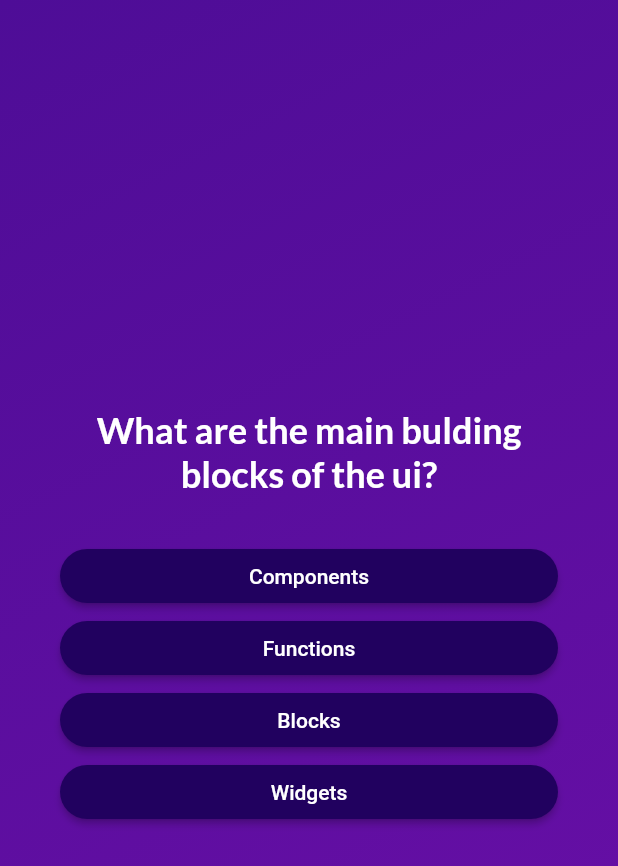
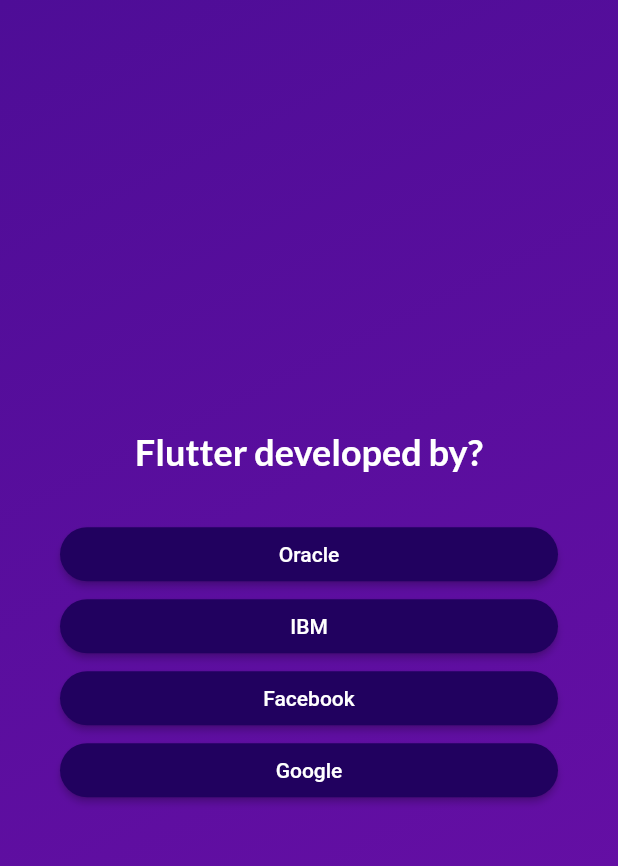
Before and after one commit to sandeepmaddheshiya/QuizApp-Flutter-, a Flutter app: the screen it shows after launch, after a tap on "Start Quiz", on a phone screen of 412 x 824 dp. Shown: the top 866 px of the screen. Run offline on Flutter 3.47's test engine with Material 2 defaults, Android fonts, the phone set to English and light mode, and no system bars; our stand-ins replace google_fonts.

Commit message:
first commit

```diff
--- a/lib/data/questions.dart
+++ b/lib/data/questions.dart
@@ -2,19 +2,133 @@ import 'package:quiz_app/models/quiz_question.dart';
 
 const questions = [
   QuizQuestion(
-    'What are the main bulding blocks of the ui?',
-    ['Widgets', 'Components', 'Blocks', 'Functions'],
+    'Flutter developed by?',
+    ['Google', 'Oracle', 'Facebook', 'IBM'],
   ),
   QuizQuestion(
-    'What are the main feature of flutter?',
-    ['Cross platform', 'android', 'ios', 'windows'],
+    'The first alpha version of Flutter was released in??',
+    ['2017', '2016', '2019', '2018'],
   ),
   QuizQuestion(
-    'What is the language used with flutter?',
-    ['Dart', 'Python', 'Java', 'C'],
+    ' Flutter is not a language; it is an SDK.',
+    ['True', 'False', 'Can not say', 'Can be True or False'],
   ),
   QuizQuestion(
-    'Can you store widgets in the variables?',
-    ['Yes', 'No', 'May be', 'None of these'],
+    ' A widget that allows us to refresh the screen is called a ___________',
+    [
+      'Stateful widget',
+      'Stateless widgets',
+      ' Statebuild widget',
+      'All of the above'
+    ],
+  ),
+  QuizQuestion(
+    ' Which of the following are the advantages of Flutter?',
+    [
+      'All of the above',
+      'Cross-platform Development',
+      'Minimal code',
+      'Faster Development'
+    ],
+  ),
+  QuizQuestion(
+    'Which function is responsible for starting the program?',
+    ['main()', 'runApp()', 'run()', 'flutter()'],
+  ),
+  QuizQuestion(
+    ' WidgetsApp is used for basic navigation',
+    ['Yes', 'No', 'Can be Yes or No', 'Can not Say'],
+  ),
+  QuizQuestion(
+    'Which of the following is true regarding Flutter?',
+    [
+      'All of the above',
+      'Flutter is free and open-source',
+      'Flutter is a UI toolkit for creating fast, beautiful, natively compiled mobile applications',
+      'Flutter use one programming language and a single codebase'
+    ],
+  ),
+  QuizQuestion(
+    ' Flutter is mainly optimized for 2D mobile apps that can run on?',
+    ['Both iOS and Android', 'iOS', 'Android', 'None of the above'],
+  ),
+  QuizQuestion(
+    'The examples of the Stateless widget are?',
+    ['All of the above', 'Row', 'Text', 'Column'],
+  ),
+  QuizQuestion(
+    ' When you build the Flutter app the first time, does it will take a longer time?',
+    ['Yes', 'No', 'Can be Yes or No', 'Cannot say'],
+  ),
+  QuizQuestion(
+    'Which of the following works with a small r key on the terminal or commands prompt?',
+    ['Hot Reload', 'Cold Reload', 'Cold Restart', 'Hot Restart'],
+  ),
+  QuizQuestion(
+    ' Streams can be of __________ types.',
+    ['2', '1', '0', '3'],
+  ),
+  QuizQuestion(
+    'Release mode allows us to optimize the codes and generate them without any debug data in a fully optimized form',
+    ['True', 'False', 'Can be True or False', 'Can not Say'],
+  ),
+  QuizQuestion(
+    ' Which of the following tests a single widget ?',
+    ['Widget Test', 'Integration Test', 'Interactive Test', 'Unit Test'],
+  ),
+  QuizQuestion(
+    ' Which of the following used to develop the native hybrid app from a single codebase?',
+    ['Both Flutter and React Native', 'Flutter', 'React Native', 'Keras'],
+  ),
+  QuizQuestion(
+    'pubspec.yaml file does not contain?',
+    [
+      'Project language',
+      'Project general settings',
+      'Project assets',
+      'Project dependencies'
+    ],
+  ),
+  QuizQuestion(
+    'It is very necessary to learn Dart language for building Flutter application?',
+    ['Yes', 'No', 'Can be Yes or No', 'Can not Say'],
+  ),
+  QuizQuestion(
+    ' Which of the following takes more time to compile and update the app?',
+    ['Hot Restart', 'Hot Reload', 'Depends on Compiler', 'Cold Restart'],
+  ),
+  QuizQuestion(
+    ' The Flutter tooling supports _____ modes while compiling the application',
+    ['3', '4', '5', '2'],
+  ),
+  QuizQuestion(
+    'What is Flutter?',
+    [
+      'Flutter is an open-source UI toolkit',
+      'Flutter is an open-source programming language for cross-platform applications',
+      'Flutters is a DBMS toolkit',
+      'Flutter is an open-source backend development framework'
+    ],
+  ),
+  QuizQuestion(
+    ' Which programming language is used to build Flutter applications?',
+    ['Dart', 'Java', 'Kotlin', 'Go'],
+  ),
+  QuizQuestion(
+    'How many types of widgets are there in Flutter?',
+    ['2', '4', '6', '8'],
+  ),
+  QuizQuestion(
+    'When building for iOS, Flutter is restricted to an __ compilation Strategy ?',
+    [
+      'AOT (ahead-of-time)',
+      'JIT (Just-in-time)',
+      'Transcompilation',
+      'Recompilation'
+    ],
+  ),
+  QuizQuestion(
+    'Access to a cloud database through Flutter is available through which service?',
+    ['Firebase Database', 'NOSQL', 'SQLite', 'MYSQL'],
   ),
 ];
```
Also changed, not shown: lib/question_identifier.dart (added, +35 -0 lines), lib/question_summary.dart (+13 -21 lines), lib/quiz.dart (+8 -0 lines), lib/results_screen.dart (+30 -7 lines), lib/summary_item.dart (added, +66 -0 lines).
